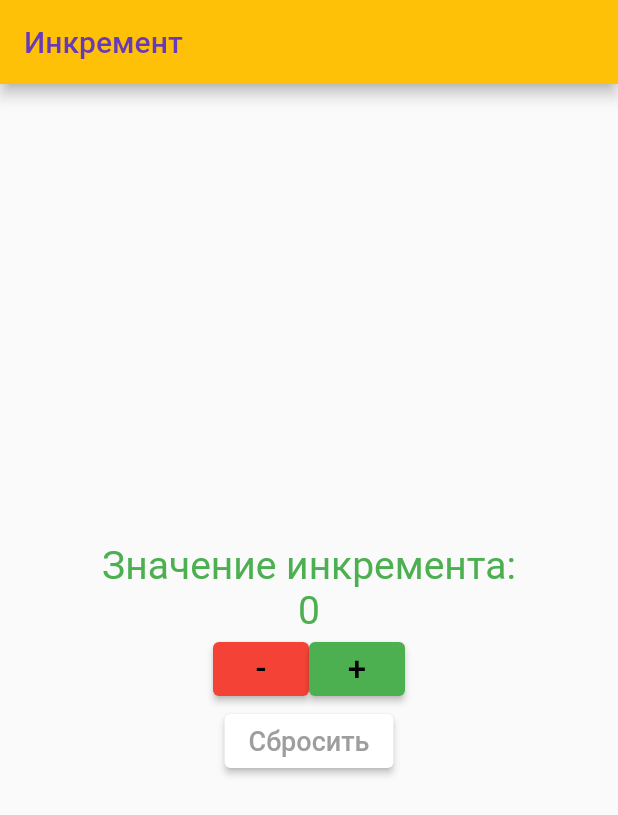
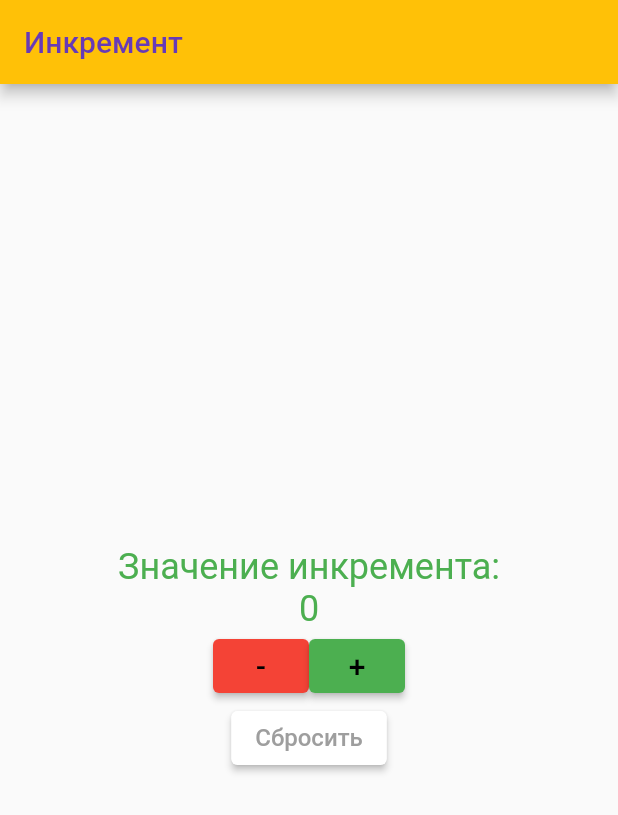
Before and after one commit to PlotnikovaPolina/Laboratory_1, a Flutter app: the screen it shows after launch, on a phone screen of 412 x 824 dp. Shown: the top 815 px of the screen. Run offline on Flutter 3.47's test engine with Material 2 defaults, Android fonts, the phone set to English and light mode, and no system bars.

Commit message:
Changed fontsize, added color for buttons

```diff
--- a/lib/main.dart
+++ b/lib/main.dart
@@ -61,30 +61,30 @@ class _MyHomePageState extends State<MyHomePage> {
           children: <Widget>[
             const Text(
               'Значение инкремента:',
-              style: TextStyle(color: Colors.green, fontSize: 26),
+              style: TextStyle(color: Colors.green, fontSize: 24),
             ),
             Text(
               '$_counter',
               //style: Theme.of(context).textTheme.headline1,
-              style: const TextStyle(color: Colors.green, fontSize: 26),
+              style: const TextStyle(color: Colors.green, fontSize: 24),
             ),
             Row(mainAxisAlignment: MainAxisAlignment.center, children: <Widget>[
               ElevatedButton(
                 onPressed: _decrementCounter,
                 child: const Text("-",
-                    style: TextStyle(color: Colors.black, fontSize: 22)),
+                    style: TextStyle(color: Colors.black, fontSize: 20)),
                 style: ElevatedButton.styleFrom(primary: Colors.red),
               ),
               ElevatedButton(
                   onPressed: _incrementCounter,
                   style: ElevatedButton.styleFrom(primary: Colors.green),
                   child: const Text("+",
-                      style: TextStyle(color: Colors.black, fontSize: 22)))
+                      style: TextStyle(color: Colors.black, fontSize: 20)))
             ]),
 
             ElevatedButton(onPressed: _clearCounter,
               child: const Text("Сбросить",
-                  style: TextStyle(color: Colors.grey, fontSize: 18)),
+                  style: TextStyle(color: Colors.grey, fontSize: 16)),
               style: ElevatedButton.styleFrom(primary: Colors.white),),
           ],
         ),
```
